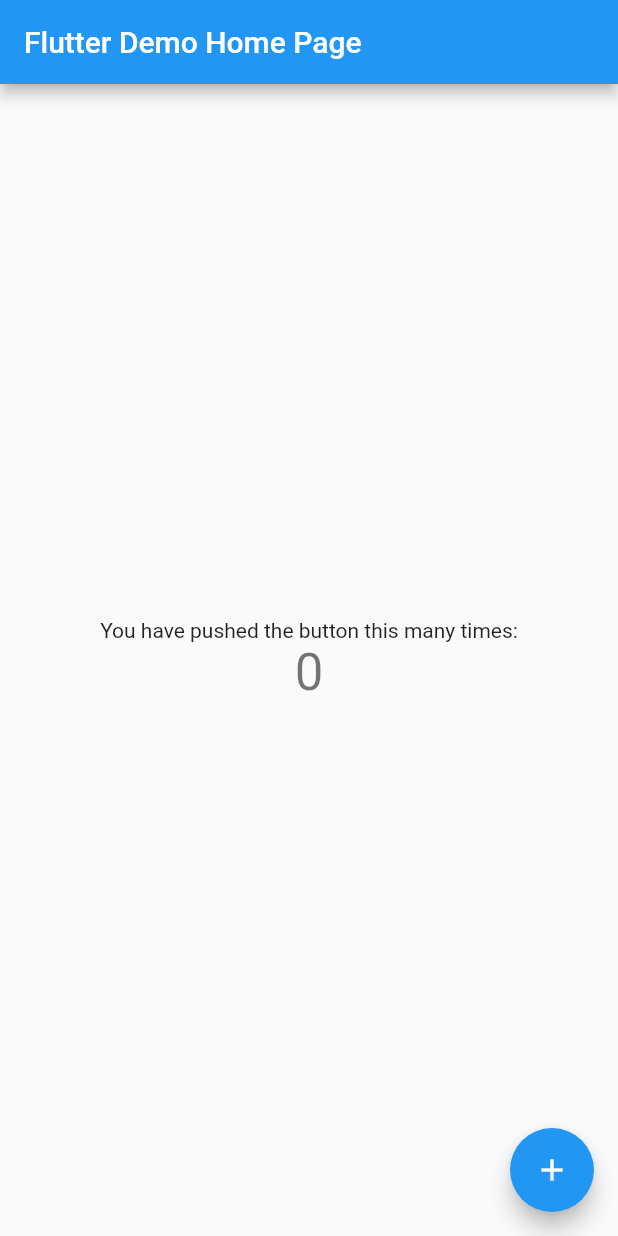
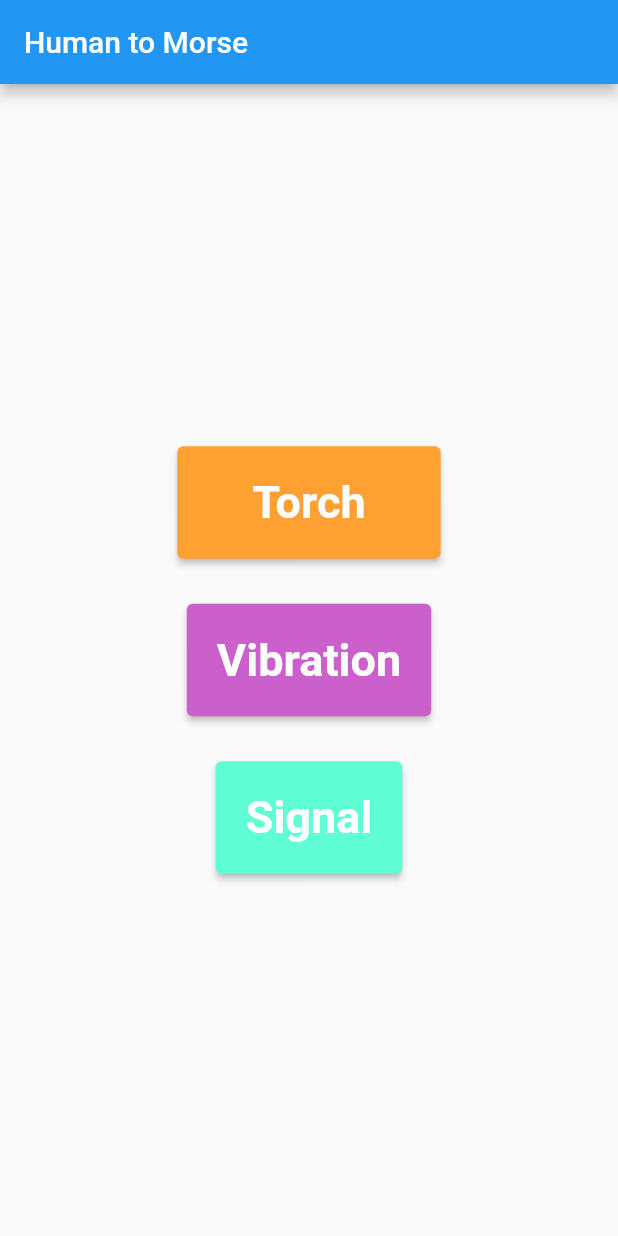
Before and after one commit to M3nny/Morsay, a Flutter app: the screen it shows after launch, on a phone screen of 412 x 824 dp. Run offline on Flutter 3.47's test engine with Material 2 defaults, Android fonts, the phone set to English and light mode, and no system bars.

Commit message:
Add sample buttons

```diff
--- a/lib/main.dart
+++ b/lib/main.dart
@@ -1,116 +1,78 @@
 import 'package:flutter/material.dart';
-import 'package:flutter_drawing_board/flutter_drawing_board.dart';
 
-void main() {
-  runApp(const MyApp());
-}
+void main() => runApp(const MyApp());
 
 class MyApp extends StatelessWidget {
   const MyApp({Key? key}) : super(key: key);
 
-  // This widget is the root of your application.
+  static const String _title = 'Human to Morse';
+
   @override
   Widget build(BuildContext context) {
     return MaterialApp(
-      title: 'Flutter Demo',
-      theme: ThemeData(
-        // This is the theme of your application.
-        //
-        // Try running your application with "flutter run". You'll see the
-        // application has a blue toolbar. Then, without quitting the app, try
-        // changing the primarySwatch below to Colors.green and then invoke
-        // "hot reload" (press "r" in the console where you ran "flutter run",
-        // or simply save your changes to "hot reload" in a Flutter IDE).
-        // Notice that the counter didn't reset back to zero; the application
-        // is not restarted.
-        primarySwatch: Colors.blue,
+      title: _title,
+      home: Scaffold(
+        appBar: AppBar(title: const Text(_title)),
+        body: const MyStatefulWidget(),
       ),
-      home: const MyHomePage(title: 'Flutter Demo Home Page'),
     );
   }
 }
 
-class MyHomePage extends StatefulWidget {
-  const MyHomePage({Key? key, required this.title}) : super(key: key);
-
-  // This widget is the home page of your application. It is stateful, meaning
-  // that it has a State object (defined below) that contains fields that affect
-  // how it looks.
-
-  // This class is the configuration for the state. It holds the values (in this
-  // case the title) provided by the parent (in this case the App widget) and
-  // used by the build method of the State. Fields in a Widget subclass are
-  // always marked "final".
-
-  final String title;
+class MyStatefulWidget extends StatefulWidget {
+  const MyStatefulWidget({Key? key}) : super(key: key);
 
   @override
-  State<MyHomePage> createState() => _MyHomePageState();
+  State<MyStatefulWidget> createState() => _MyStatefulWidgetState();
 }
 
-class _MyHomePageState extends State<MyHomePage> {
-  int _counter = 0;
-
-  void _incrementCounter() {
-    setState(() {
-      // This call to setState tells the Flutter framework that something has
-      // changed in this State, which causes it to rerun the build method below
-      // so that the display can reflect the updated values. If we changed
-      // _counter without calling setState(), then the build method would not be
-      // called again, and so nothing would appear to happen.
-      _counter++;
-    });
-  }
-
+class _MyStatefulWidgetState extends State<MyStatefulWidget> {
   @override
   Widget build(BuildContext context) {
-    // This method is rerun every time setState is called, for instance as done
-    // by the _incrementCounter method above.
-    //
-    // The Flutter framework has been optimized to make rerunning build methods
-    // fast, so that you can just rebuild anything that needs updating rather
-    // than having to individually change instances of widgets.
-    return Scaffold(
-      appBar: AppBar(
-        // Here we take the value from the MyHomePage object that was created by
-        // the App.build method, and use it to set our appbar title.
-        title: Text(widget.title),
+    final ButtonStyle style =
+    ElevatedButton.styleFrom(textStyle: const TextStyle(fontSize: 20));
+
+    return Center(
+      child: Column(
+        mainAxisSize: MainAxisSize.min,
+        children: <Widget>[
+          ElevatedButton(
+            style: ElevatedButton.styleFrom(
+              primary:  const Color.fromRGBO(255, 160, 51, 1),
+              padding: const EdgeInsets.symmetric(horizontal: 50, vertical: 20),
+              textStyle: const TextStyle(
+                fontSize: 30,
+                fontWeight: FontWeight.bold)
+            ),
+            onPressed: () {},
+            child: const Text('Torch'),
+          ),
+          const SizedBox(height: 30),
+          ElevatedButton(
+            style: ElevatedButton.styleFrom(
+                primary:  const Color.fromRGBO(203, 96, 204, 1),
+                padding: const EdgeInsets.symmetric(horizontal: 20, vertical: 20),
+                textStyle: const TextStyle(
+                    fontSize: 30,
+                    fontWeight: FontWeight.bold)
+            ),
+            onPressed: () {},
+            child: const Text('Vibration'),
+          ),
+          const SizedBox(height: 30),
+          ElevatedButton(
+            style: ElevatedButton.styleFrom(
+                primary:  const Color.fromRGBO(96, 254, 213, 1),
+                padding: const EdgeInsets.symmetric(horizontal: 20, vertical: 20),
+                textStyle: const TextStyle(
+                    fontSize: 30,
+                    fontWeight: FontWeight.bold)
+            ),
+            onPressed: () {},
+            child: const Text('Signal'),
+          ),
+        ],
       ),
-      body: Center(
-        // Center is a layout widget. It takes a single child and positions it
-        // in the middle of the parent.
-        child: Column(
-          // Column is also a layout widget. It takes a list of children and
-          // arranges them vertically. By default, it sizes itself to fit its
-          // children horizontally, and tries to be as tall as its parent.
-          //
-          // Invoke "debug painting" (press "p" in the console, choose the
-          // "Toggle Debug Paint" action from the Flutter Inspector in Android
-          // Studio, or the "Toggle Debug Paint" command in Visual Studio Code)
-          // to see the wireframe for each widget.
-          //
-          // Column has various properties to control how it sizes itself and
-          // how it positions its children. Here we use mainAxisAlignment to
-          // center the children vertically; the main axis here is the vertical
-          // axis because Columns are vertical (the cross axis would be
-          // horizontal).
-          mainAxisAlignment: MainAxisAlignment.center,
-          children: <Widget>[
-            const Text(
-              'You have pushed the button this many times:',
-            ),
-            Text(
-              '$_counter',
-              style: Theme.of(context).textTheme.headline4,
-            ),
-          ],
-        ),
-      ),
-      floatingActionButton: FloatingActionButton(
-        onPressed: _incrementCounter,
-        tooltip: 'Increment',
-        child: const Icon(Icons.add),
-      ), // This trailing comma makes auto-formatting nicer for build methods.
     );
   }
 }
```
